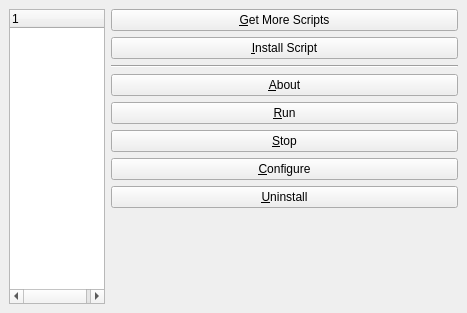
First picture: the form in src/scriptmanagerbase.ui, repository KDE/amarok, before the edit.
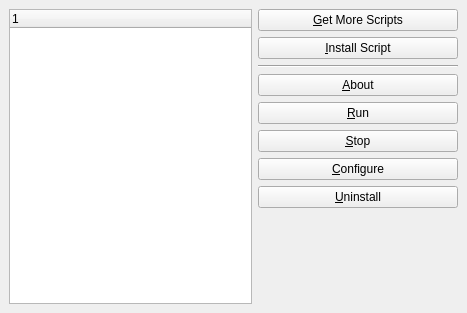
Second picture: the form after the edit.

Diff of the .ui file:
```diff
--- a/src/scriptmanagerbase.ui
+++ b/src/scriptmanagerbase.ui
@@ -102,7 +102,7 @@
        </property>
        <property name="sizeHint" >
         <size>
-         <width>347</width>
+         <width>200</width>
          <height>16</height>
         </size>
        </property>
```
